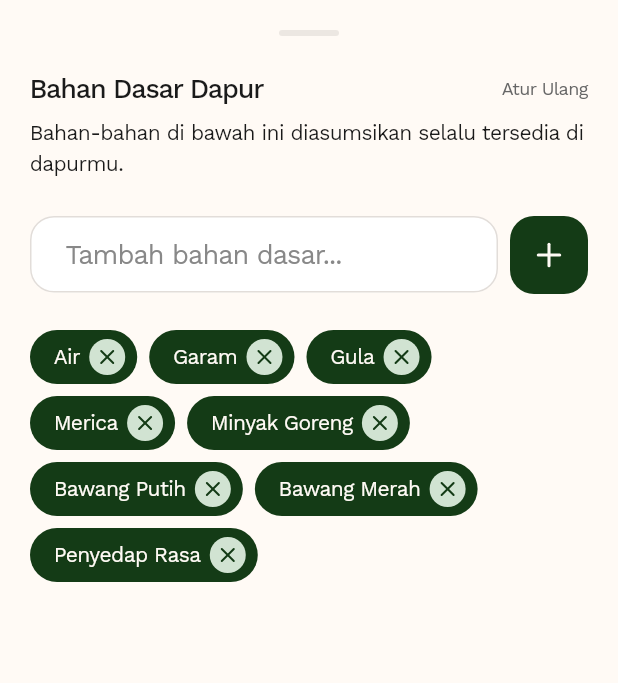
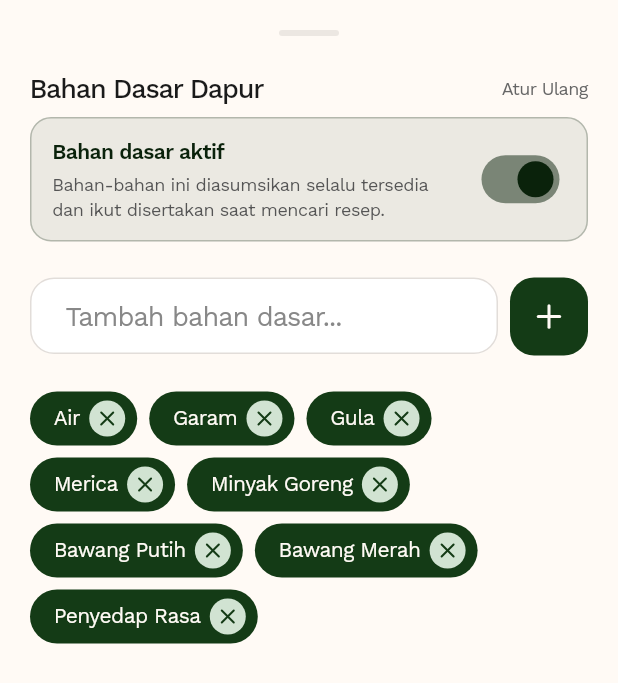
Before and after one commit to rianmubarok/cooksnap-mobile-app, a Flutter app: the PantryEssentialsSheet widget shown alone on an empty page, opened directly, on a phone screen of 412 x 824 dp. Shown: the top 683 px of the screen. Run offline on Flutter 3.47's test engine with Material 3 defaults, Android fonts, the phone set to English and light mode, and no system bars; our stand-ins replace app_links, camera, firebase_core, firebase_remote_config, flutter_dotenv, flutter_local_notifications and 8 more; accounts and stored records are empty; network calls fail.

Commit message:
feat(mobile): add global toggle switch for pantry essentials

```diff
--- a/lib/providers/pantry_provider.dart
+++ b/lib/providers/pantry_provider.dart
@@ -5,7 +5,8 @@ import '../core/pocketbase_client.dart';
 import '../utils/string_utils.dart';
 
 class PantryProvider extends ChangeNotifier {
-  static const String _prefsKey = 'pantry_essentials';
+  static const String _prefsKey       = 'pantry_essentials';
+  static const String _prefsKeyActive = 'pantry_essentials_active';
 
   static const List<String> _defaultEssentials = [
     'Air',
@@ -21,10 +22,17 @@ class PantryProvider extends ChangeNotifier {
   final pb = PocketBaseClient.instance;
 
   List<String> _items = [];
+  bool _isPantryActive = true;
   final Map<String, String> _allIngredientsCache = {};
   bool _isSyncing = false;
 
   List<String> get items => _items;
+
+  /// Whether the pantry is currently contributing to recipe searches.
+  bool get isPantryActive => _isPantryActive;
+
+  /// Returns [items] when the pantry is active, empty list otherwise.
+  List<String> get activeItems => _isPantryActive ? _items : const [];
 
   PantryProvider() {
     _loadItems();
@@ -122,12 +130,24 @@ class PantryProvider extends ChangeNotifier {
     } else {
       _items = savedItems;
     }
+
+    // Load pantry active state (default: true)
+    _isPantryActive = prefs.getBool(_prefsKeyActive) ?? true;
+
     notifyListeners();
   }
 
   Future<void> _saveItemsToPrefs() async {
     final prefs = await SharedPreferences.getInstance();
     await prefs.setStringList(_prefsKey, _items);
+  }
+
+  /// Toggle the global pantry on/off state and persist the preference.
+  Future<void> togglePantryActive() async {
+    _isPantryActive = !_isPantryActive;
+    notifyListeners();
+    final prefs = await SharedPreferences.getInstance();
+    await prefs.setBool(_prefsKeyActive, _isPantryActive);
   }
 
   void add(String item) {
--- a/lib/screens/ingredient/manual_ingredient_screen.dart
+++ b/lib/screens/ingredient/manual_ingredient_screen.dart
@@ -148,7 +148,7 @@ class _ManualIngredientScreenState extends State<ManualIngredientScreen> {
       return;
     }
 
-    final pantryItems = context.read<PantryProvider>().items;
+    final pantryItems = context.read<PantryProvider>().activeItems;
     final allIngredients = <String>{..._ingredients, ...pantryItems}.toList();
 
     final result = await Navigator.pushNamed(
@@ -189,7 +189,8 @@ class _ManualIngredientScreenState extends State<ManualIngredientScreen> {
 
   @override
   Widget build(BuildContext context) {
-    final pantryItems = context.watch<PantryProvider>().items;
+    final pantryProvider = context.watch<PantryProvider>();
+    final pantryItems = pantryProvider.activeItems;
     _scheduleRecommendationSync(pantryItems);
 
     final recommendationProvider = context.watch<RecommendationProvider>();
--- a/lib/screens/ingredient/pantry_essentials_sheet.dart
+++ b/lib/screens/ingredient/pantry_essentials_sheet.dart
@@ -82,6 +82,7 @@ class _PantryEssentialsSheetState extends State<PantryEssentialsSheet> {
       child: Consumer<PantryProvider>(
         builder: (context, pantryProvider, child) {
           final essentials = pantryProvider.items;
+          final isActive  = pantryProvider.isPantryActive;
 
           return SingleChildScrollView(
             padding: const EdgeInsets.all(AppConstants.paddingScreen),
@@ -96,10 +97,65 @@ class _PantryEssentialsSheetState extends State<PantryEssentialsSheet> {
                   onAction: pantryProvider.resetToDefault,
                 ),
                 const SizedBox(height: AppConstants.spacingSm),
+
+                // ── Global Toggle ─────────────────────────────────────────
+                GestureDetector(
+                  onTap: pantryProvider.togglePantryActive,
+                  child: AnimatedContainer(
+                    duration: const Duration(milliseconds: 200),
+                    padding: const EdgeInsets.symmetric(horizontal: 14, vertical: 12),
+                    decoration: BoxDecoration(
+                      color: isActive
+                          ? AppColors.primaryDark.withValues(alpha: 0.08)
+                          : AppColors.border.withValues(alpha: 0.4),
+                      borderRadius: BorderRadius.circular(14),
+                      border: Border.all(
+                        color: isActive
+                            ? AppColors.primaryDark.withValues(alpha: 0.25)
+                            : AppColors.border,
+                      ),
+                    ),
+                    child: Row(
+                      children: [
+                        Expanded(
+                          child: Column(
+                            crossAxisAlignment: CrossAxisAlignment.start,
+                            children: [
                               Text(
-                  'Bahan-bahan di bawah ini diasumsikan selalu tersedia di dapurmu.',
-                  style: AppTextStyles.bodyMedium.copyWith(height: 1.5),
+                                isActive
+                                    ? 'Bahan dasar aktif'
+                                    : 'Bahan dasar tidak aktif',
+                                style: AppTextStyles.bodyMedium.copyWith(
+                                  fontWeight: FontWeight.w600,
+                                  color: isActive
+                                      ? AppColors.primaryDark
+                                      : AppColors.textSecondary,
                                 ),
+                              ),
+                              const SizedBox(height: 2),
+                              Text(
+                                isActive
+                                    ? 'Bahan-bahan ini diasumsikan selalu tersedia dan ikut disertakan saat mencari resep.'
+                                    : 'Bahan-bahan ini diabaikan saat mencari resep.',
+                                style: AppTextStyles.bodySmall.copyWith(
+                                  color: AppColors.textSecondary,
+                                  height: 1.4,
+                                ),
+                              ),
+                            ],
+                          ),
+                        ),
+                        const SizedBox(width: 12),
+                        Switch(
+                          value: isActive,
+                          onChanged: (_) => pantryProvider.togglePantryActive(),
+                          activeThumbColor: AppColors.primaryDark,
+                        ),
+                      ],
+                    ),
+                  ),
+                ),
+
                 const SizedBox(height: AppConstants.spacingLg),
                 Row(
                   children: [
@@ -178,7 +234,12 @@ class _PantryEssentialsSheetState extends State<PantryEssentialsSheet> {
                   ],
                 ),
                 const SizedBox(height: AppConstants.spacingLg),
-                Wrap(
+
+                // ── Ingredient chips (dimmed when pantry is off) ──────────
+                AnimatedOpacity(
+                  opacity: isActive ? 1.0 : 0.45,
+                  duration: const Duration(milliseconds: 200),
+                  child: Wrap(
                     spacing: 8,
                     runSpacing: 8,
                     children: essentials
@@ -190,6 +251,8 @@ class _PantryEssentialsSheetState extends State<PantryEssentialsSheet> {
                         )
                         .toList(),
                   ),
+                ),
+
                 const SizedBox(height: AppConstants.spacingXl),
               ],
             ),
--- a/lib/screens/recipe/recipe_detail_screen.dart
+++ b/lib/screens/recipe/recipe_detail_screen.dart
@@ -123,7 +123,7 @@ class _RecipeDetailScreenState extends State<RecipeDetailScreen> {
         final isFavorite =
             context.watch<FavoritesProvider>().isFavorite(recipe.id);
 
-        final pantryItems = context.watch<PantryProvider>().items;
+        final pantryItems = context.watch<PantryProvider>().activeItems;
         final allAvailableIngredients = _availableIngredients.isNotEmpty
             ? [..._availableIngredients, ...pantryItems]
             : <String>[];
--- a/lib/screens/recipe/recipe_recommendation_screen.dart
+++ b/lib/screens/recipe/recipe_recommendation_screen.dart
@@ -77,7 +77,7 @@ class _RecipeRecommendationScreenState
 
   @override
   Widget build(BuildContext context) {
-    final pantryItems = context.watch<PantryProvider>().items;
+    final pantryItems = context.watch<PantryProvider>().activeItems;
     _scheduleRecommendationSync(pantryItems);
 
     final recommendationProvider = context.watch<RecommendationProvider>();
```
Lines whose indentation alone changed are shown as unchanged.
